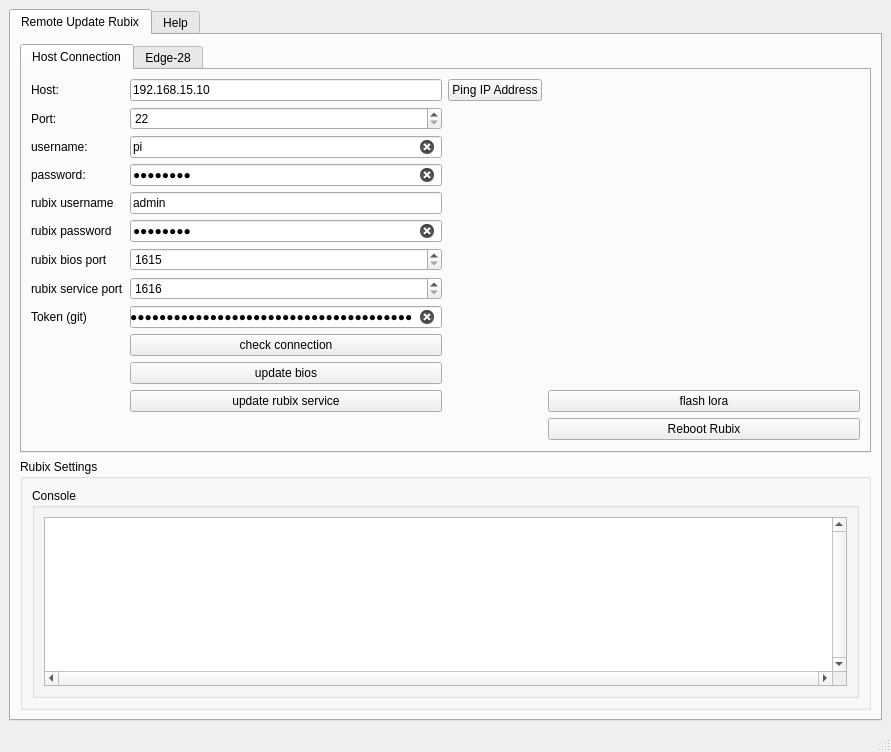
Old version of the form resources/views/MainWindow.ui in the repository NubeIO/rubix-updater-gui.
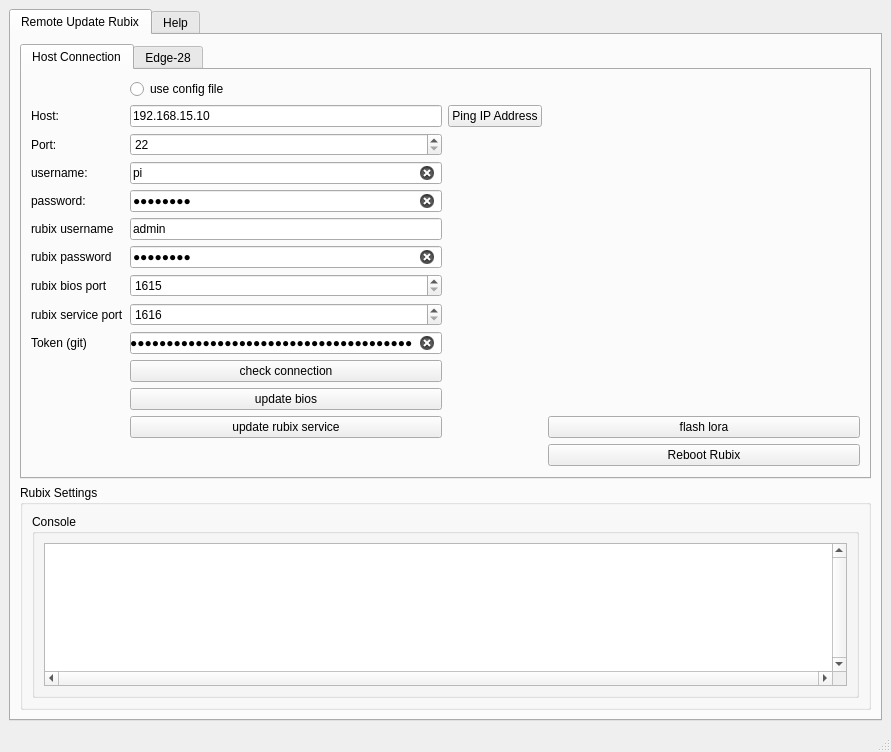
New version of the form.

What changed in the file:
```diff
--- a/resources/views/MainWindow.ui
+++ b/resources/views/MainWindow.ui
@@ -86,72 +86,28 @@
             <string>Host Connection</string>
            </attribute>
            <layout class="QGridLayout" name="gridLayout">
-            <item row="3" column="0">
-             <widget class="QLabel" name="label_4">
-              <property name="text">
-               <string>password:</string>
-              </property>
-             </widget>
-            </item>
-            <item row="8" column="0">
-             <widget class="QLabel" name="label_6">
-              <property name="text">
-               <string>Token (git)</string>
-              </property>
-             </widget>
-            </item>
-            <item row="13" column="4">
+            <item row="14" column="4">
              <widget class="QPushButton" name="action_lora_reflash">
               <property name="text">
                <string>flash lora</string>
               </property>
              </widget>
             </item>
-            <item row="2" column="0">
-             <widget class="QLabel" name="label_2">
+            <item row="13" column="2">
+             <widget class="QPushButton" name="action_remote_update">
               <property name="text">
-               <string>username:</string>
+               <string>update bios</string>
               </property>
              </widget>
             </item>
-            <item row="7" column="2">
-             <widget class="QSpinBox" name="rubix_service_port">
-              <property name="minimum">
-               <number>1616</number>
-              </property>
-              <property name="maximum">
-               <number>60000</number>
-              </property>
-             </widget>
-            </item>
-            <item row="4" column="0">
-             <widget class="QLabel" name="label_5">
-              <property name="text">
-               <string>rubix username</string>
-              </property>
-             </widget>
-            </item>
-            <item row="10" column="2">
+            <item row="11" column="2">
              <widget class="QPushButton" name="action_remote_update_connect">
               <property name="text">
                <string>check connection</string>
               </property>
              </widget>
             </item>
-            <item row="3" column="2">
-             <widget class="QLineEdit" name="setting_remote_update_password">
-              <property name="text">
-               <string>N00BRCRC</string>
-              </property>
-              <property name="echoMode">
-               <enum>QLineEdit::PasswordEchoOnEdit</enum>
-              </property>
-              <property name="clearButtonEnabled">
-               <bool>true</bool>
-              </property>
-             </widget>
-            </item>
-            <item row="1" column="2">
+            <item row="2" column="2">
              <widget class="QSpinBox" name="setting_remote_update_port">
               <property name="minimum">
                <number>22</number>
@@ -161,7 +117,50 @@
               </property>
              </widget>
             </item>
-            <item row="12" column="4">
+            <item row="9" column="2">
+             <widget class="QLineEdit" name="github_token">
+              <property name="text">
+               <string>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</string>
+              </property>
+              <property name="echoMode">
+               <enum>QLineEdit::PasswordEchoOnEdit</enum>
+              </property>
+              <property name="clearButtonEnabled">
+               <bool>true</bool>
+              </property>
+             </widget>
+            </item>
+            <item row="15" column="4">
+             <widget class="QPushButton" name="rubix_reboot">
+              <property name="text">
+               <string>Reboot Rubix</string>
+              </property>
+             </widget>
+            </item>
+            <item row="1" column="3">
+             <widget class="QPushButton" name="action_remote_ping_host">
+              <property name="toolTip">
+               <string extracomment="Ping ip address (dosnt ping the ssh port only the ip)"/>
+              </property>
+              <property name="toolTipDuration">
+               <number>5</number>
+              </property>
+              <property name="text">
+               <string>Ping IP Address</string>
+              </property>
+             </widget>
+            </item>
+            <item row="8" column="2">
+             <widget class="QSpinBox" name="rubix_service_port">
+              <property name="minimum">
+               <number>1616</number>
+              </property>
+              <property name="maximum">
+               <number>60000</number>
+              </property>
+             </widget>
+            </item>
+            <item row="13" column="4">
              <spacer name="horizontalSpacer_2">
               <property name="orientation">
                <enum>Qt::Horizontal</enum>
@@ -174,115 +173,62 @@
               </property>
              </spacer>
             </item>
-            <item row="0" column="2">
-             <widget class="QLineEdit" name="setting_remote_update_host">
-              <property name="text">
-               <string>192.168.15.10</string>
-              </property>
-             </widget>
-            </item>
-            <item row="12" column="2">
-             <widget class="QPushButton" name="action_remote_update">
-              <property name="text">
-               <string>update bios</string>
-              </property>
-             </widget>
-            </item>
-            <item row="6" column="0">
-             <widget class="QLabel" name="label_9">
-              <property name="text">
-               <string>rubix bios port</string>
-              </property>
-             </widget>
-            </item>
-            <item row="13" column="2">
-             <widget class="QPushButton" name="action_remote_rubix_service">
-              <property name="text">
-               <string>update rubix service</string>
-              </property>
-             </widget>
-            </item>
-            <item row="8" column="2">
-             <widget class="QLineEdit" name="github_token">
-              <property name="text">
-               <string>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</string>
-              </property>
-              <property name="echoMode">
-               <enum>QLineEdit::PasswordEchoOnEdit</enum>
-              </property>
-              <property name="clearButtonEnabled">
-               <bool>true</bool>
-              </property>
-             </widget>
-            </item>
-            <item row="2" column="2">
-             <widget class="QLineEdit" name="setting_remote_update_user">
-              <property name="text">
-               <string>pi</string>
-              </property>
-              <property name="echoMode">
-               <enum>QLineEdit::Normal</enum>
-              </property>
-              <property name="clearButtonEnabled">
-               <bool>true</bool>
-              </property>
-             </widget>
-            </item>
-            <item row="4" column="2">
+            <item row="5" column="2">
              <widget class="QLineEdit" name="rubix_username">
               <property name="text">
                <string>admin</string>
               </property>
              </widget>
             </item>
-            <item row="0" column="0">
-             <widget class="QLabel" name="label">
-              <property name="text">
-               <string>Host: </string>
-              </property>
-             </widget>
-            </item>
-            <item row="1" column="0">
+            <item row="2" column="0">
              <widget class="QLabel" name="label_3">
               <property name="text">
                <string>Port:</string>
               </property>
              </widget>
             </item>
-            <item row="7" column="0">
-             <widget class="QLabel" name="label_10">
+            <item row="9" column="0">
+             <widget class="QLabel" name="label_6">
               <property name="text">
-               <string>rubix service port</string>
+               <string>Token (git)</string>
               </property>
              </widget>
             </item>
-            <item row="5" column="2">
-             <widget class="QLineEdit" name="rubix_password">
+            <item row="1" column="0">
+             <widget class="QLabel" name="label">
               <property name="text">
-               <string>N00BRCRC</string>
-              </property>
-              <property name="echoMode">
-               <enum>QLineEdit::PasswordEchoOnEdit</enum>
-              </property>
-              <property name="clearButtonEnabled">
-               <bool>true</bool>
-              </property>
-             </widget>
-            </item>
-            <item row="0" column="3">
-             <widget class="QPushButton" name="action_remote_ping_host">
-              <property name="toolTip">
-               <string extracomment="Ping ip address (dosnt ping the ssh port only the ip)"/>
-              </property>
-              <property name="toolTipDuration">
-               <number>5</number>
-              </property>
-              <property name="text">
-               <string>Ping IP Address</string>
+               <string>Host: </string>
               </property>
              </widget>
             </item>
             <item row="6" column="2">
+             <widget class="QLineEdit" name="rubix_password">
+              <property name="text">
+               <string>N00BRCRC</string>
+              </property>
+              <property name="echoMode">
+               <enum>QLineEdit::PasswordEchoOnEdit</enum>
+              </property>
+              <property name="clearButtonEnabled">
+               <bool>true</bool>
+              </property>
+             </widget>
+            </item>
+            <item row="5" column="0">
+             <widget class="QLabel" name="label_5">
+              <property name="text">
+               <string>rubix username</string>
+              </property>
+             </widget>
+            </item>
+            <item row="4" column="0">
+             <widget class="QLabel" name="label_4">
+              <property name="text">
+               <string>password:</string>
+              </property>
+             </widget>
+            </item>
+            <item row="7" column="2">
              <widget class="QSpinBox" name="rubix_bios_port">
               <property name="minimum">
                <number>1615</number>
@@ -292,17 +238,78 @@
               </property>
              </widget>
             </item>
-            <item row="5" column="0">
+            <item row="14" column="2">
+             <widget class="QPushButton" name="action_remote_rubix_service">
+              <property name="text">
+               <string>update rubix service</string>
+              </property>
+             </widget>
+            </item>
+            <item row="3" column="0">
+             <widget class="QLabel" name="label_2">
+              <property name="text">
+               <string>username:</string>
+              </property>
+             </widget>
+            </item>
+            <item row="4" column="2">
+             <widget class="QLineEdit" name="setting_remote_update_password">
+              <property name="text">
+               <string>N00BRCRC</string>
+              </property>
+              <property name="echoMode">
+               <enum>QLineEdit::PasswordEchoOnEdit</enum>
+              </property>
+              <property name="clearButtonEnabled">
+               <bool>true</bool>
+              </property>
+             </widget>
+            </item>
+            <item row="6" column="0">
              <widget class="QLabel" name="label_7">
               <property name="text">
                <string>rubix password</string>
               </property>
              </widget>
             </item>
-            <item row="14" column="4">
-             <widget class="QPushButton" name="rubix_reboot">
+            <item row="8" column="0">
+             <widget class="QLabel" name="label_10">
               <property name="text">
-               <string>Reboot Rubix</string>
+               <string>rubix service port</string>
+              </property>
+             </widget>
+            </item>
+            <item row="7" column="0">
+             <widget class="QLabel" name="label_9">
+              <property name="text">
+               <string>rubix bios port</string>
+              </property>
+             </widget>
+            </item>
+            <item row="3" column="2">
+             <widget class="QLineEdit" name="setting_remote_update_user">
+              <property name="text">
+               <string>pi</string>
+              </property>
+              <property name="echoMode">
+               <enum>QLineEdit::Normal</enum>
+              </property>
+              <property name="clearButtonEnabled">
+               <bool>true</bool>
+              </property>
+             </widget>
+            </item>
+            <item row="1" column="2">
+             <widget class="QLineEdit" name="setting_remote_update_host">
+              <property name="text">
+               <string>192.168.15.10</string>
+              </property>
+             </widget>
+            </item>
+            <item row="0" column="2">
+             <widget class="QRadioButton" name="use_config_file">
+              <property name="text">
+               <string>use config file</string>
               </property>
              </widget>
             </item>
```
